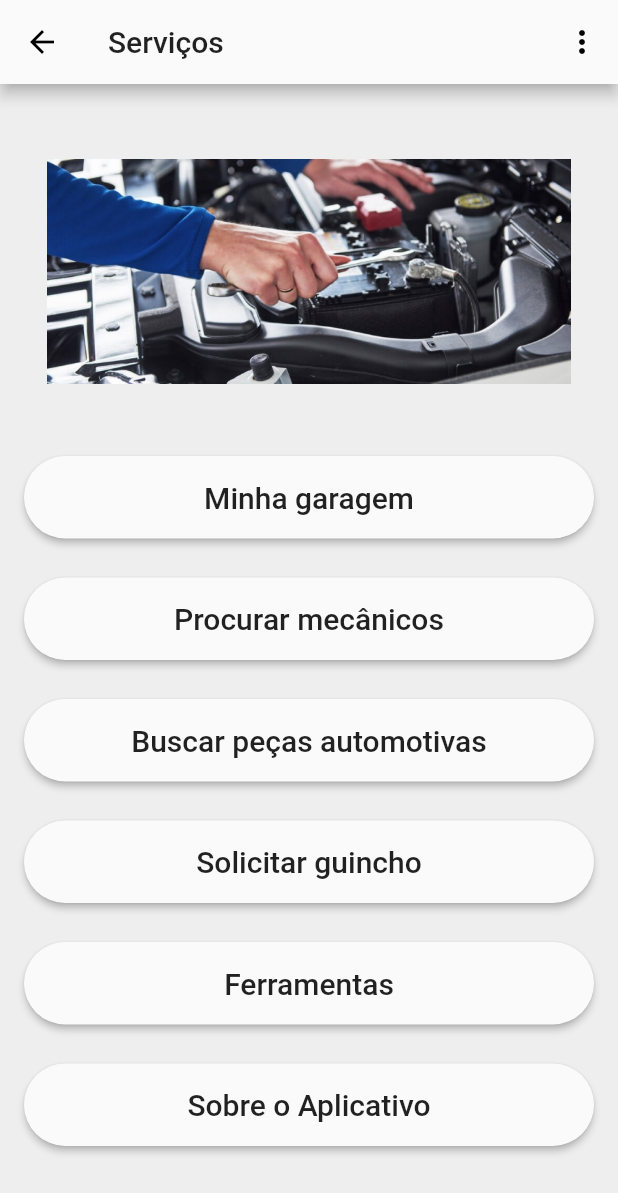
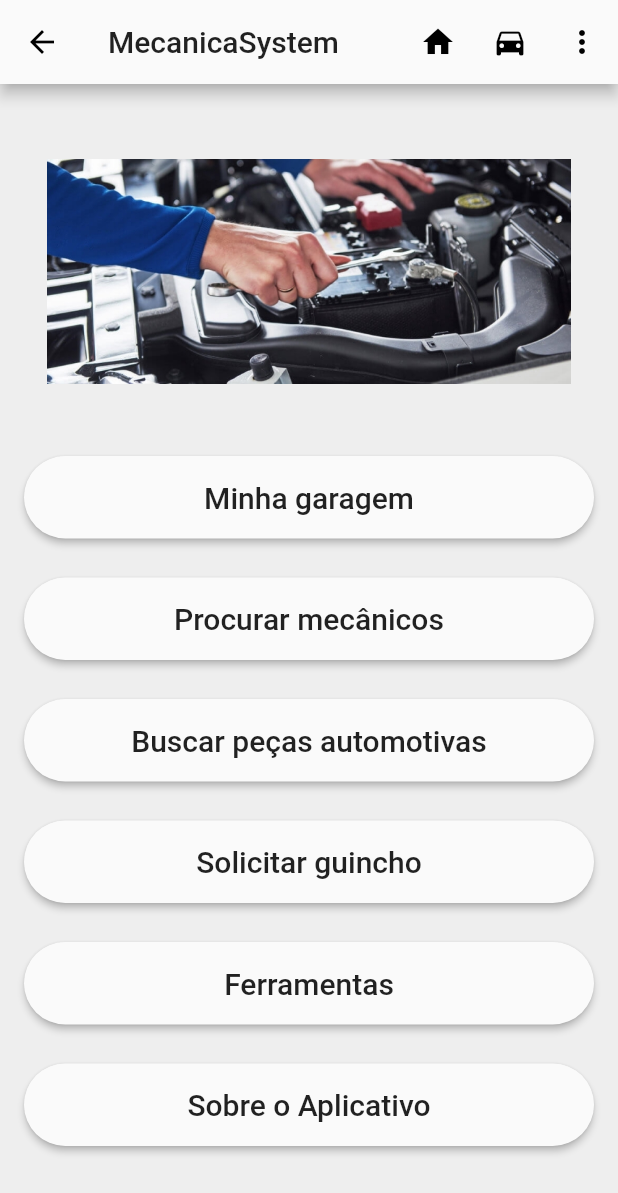
Before and after one commit to BrunoTardio/mecanicasystem_appclientes, a Flutter app: the PainelCliente screen opened by its route, on a phone screen of 412 x 824 dp. Shown: the top 1193 px of the screen. Run offline on Flutter 3.47's test engine with Material 2 defaults, Android fonts, the phone set to English and light mode, and no system bars; our stand-ins replace brasil_fields, cloud_firestore, firebase_auth; accounts and stored records are empty.

Commit message:
Padronizando menus

```diff
--- a/lib/telas/PainelCliente.dart
+++ b/lib/telas/PainelCliente.dart
@@ -31,8 +31,23 @@ class _PainelClienteState extends State<PainelCliente> {
   Widget build(BuildContext context) {
     return Scaffold(
       appBar: AppBar(
-        title: Text("Serviços"),
+        title: Text("MecanicaSystem"),
         actions: <Widget>[
+          IconButton(
+            icon: Icon(Icons.home),
+            onPressed: () {
+
+            },
+          ),
+          IconButton(
+            icon: Icon(Icons.directions_car),
+            onPressed: () {
+
+            },
+
+          ),
+
+
           PopupMenuButton<String>(
             onSelected: _escolhaMenuItem,
             itemBuilder: (contex) {
@@ -45,6 +60,13 @@ class _PainelClienteState extends State<PainelCliente> {
             },
           )
         ],
+
+
+
+
+
+
+
       ),
       body: Container(
         decoration: BoxDecoration(color: Colors.grey[200]),
```
